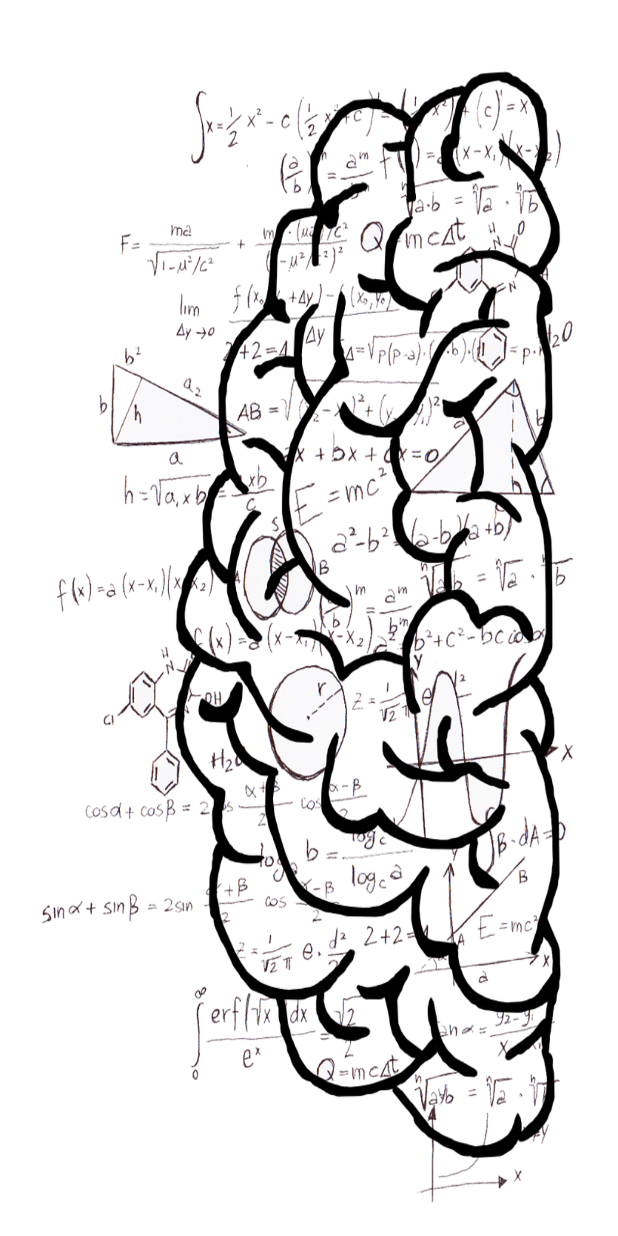
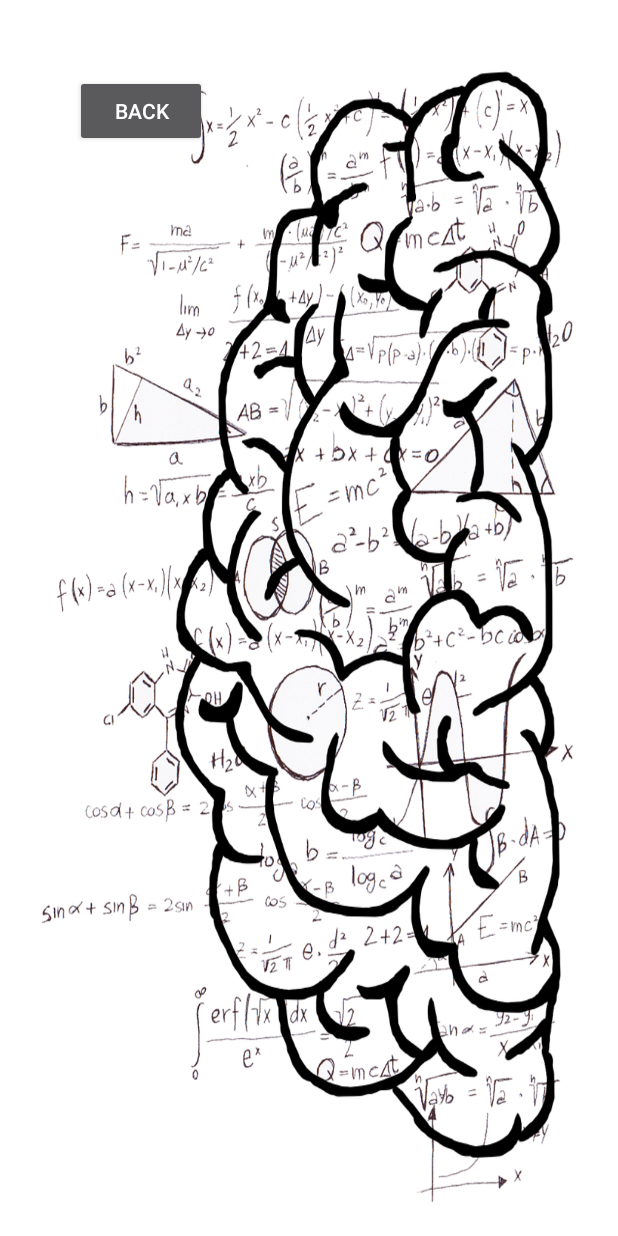
Before and after one commit to ImmortalPharaoh7/Maths101, an Android app: the fragment IncorrectAnswerFragment shown on its own in the app's theme, on a phone screen of 412 x 824 dp. Run offline under Robolectric (Android 15) with nearby library versions, the phone set to English and light mode, and no system bars.

Commit message:
IncorrectQuestion implemented almost fully

```diff
--- a/app/src/main/java/com/abdallahmeebed/maths101/WelcomeActivity.java
+++ b/app/src/main/java/com/abdallahmeebed/maths101/WelcomeActivity.java
@@ -73,7 +73,7 @@ public class  WelcomeActivity extends AppCompatActivity{
             fragmentTransaction.replace(android.R.id.content, expertLifeFragment);
         } else if (view == findViewById(R.id.question30Button)){
             numberQuestionFragment = new NumberQuestionFragment();
-            numberQuestionFragment.setupQuestion(getString(R.string.question30Prompt), 16);
+            numberQuestionFragment.setupQuestion(getString(R.string.question30Prompt), 16, R.drawable.question30);
             fragmentTransaction.replace(android.R.id.content, numberQuestionFragment);
         } else if (view == findViewById(R.id.numberQuestionValidate)){
             numberQuestionFragment.checkAnswer();
--- a/app/src/main/java/com/abdallahmeebed/maths101/fragments/IncorrectAnswerFragment.java
+++ b/app/src/main/java/com/abdallahmeebed/maths101/fragments/IncorrectAnswerFragment.java
@@ -6,13 +6,29 @@ import android.support.annotation.Nullable;
 import android.view.LayoutInflater;
 import android.view.View;
 import android.view.ViewGroup;
+import android.widget.ImageView;
 
 import com.abdallahmeebed.maths101.R;
 
 
 public class IncorrectAnswerFragment extends Fragment {
+
+    private int answerImageId = 0;
+
+
+    //setting up the answer in an image form, won't be translatable though :(
+    public void setAnswerImage(int answerImageId){
+        this.answerImageId = answerImageId;
+    }
+
     @Override
     public View onCreateView(LayoutInflater inflater, @Nullable ViewGroup container, Bundle savedInstanceState) {
-        return inflater.inflate(R.layout.incorrect_answer_fragment, container, false);
+        View view = inflater.inflate(R.layout.incorrect_answer_fragment, container, false);
+        ImageView answerImage = view.findViewById(R.id.lifeNumberAnswer);
+        if (answerImageId != 0){
+            answerImage.setImageResource(answerImageId);
+        }
+
+        return view;
     }
 }
--- a/app/src/main/res/layout/incorrect_answer_fragment.xml
+++ b/app/src/main/res/layout/incorrect_answer_fragment.xml
@@ -6,23 +6,25 @@
     android:layout_height="match_parent"
     tools:layout_editor_absoluteY="25dp">
 
-    <RelativeLayout
-        android:id="@+id/relativeLayout"
-        android:layout_width="0dp"
-        android:layout_height="0dp"
-        android:layout_margin="20dp"
-        app:layout_constraintBottom_toBottomOf="parent"
-        app:layout_constraintEnd_toEndOf="parent"
-        app:layout_constraintStart_toStartOf="parent"
-        app:layout_constraintTop_toTopOf="parent">
 
         <ScrollView
             android:layout_width="match_parent"
             android:layout_height="wrap_content">
 
+            <HorizontalScrollView
+                android:layout_width="wrap_content"
+                android:layout_height="wrap_content"
+                android:layout_marginTop="30dp">
+                <LinearLayout
+                    android:layout_width="wrap_content"
+                    android:layout_height="wrap_content"
+                    android:orientation="vertical">
+
                     <ImageView
+                        android:id="@+id/lifeNumberAnswer"
                         android:layout_width="match_parent"
-                android:layout_height="wrap_content" />
+                        android:layout_height="wrap_content"
+                        android:contentDescription="@string/contentDescriptionAnswer" />
 
                     <Button
                         android:id="@+id/backIncorrectLifeButton"
@@ -34,6 +36,7 @@
                         android:layout_marginBottom="20dp"
                         android:onClick="welcomeButtonPressed"
                         android:text="@string/backButton" />
+                </LinearLayout>
+            </HorizontalScrollView>
         </ScrollView>
-    </RelativeLayout>
 </android.support.constraint.ConstraintLayout>
--- a/app/src/main/res/values/strings.xml
+++ b/app/src/main/res/values/strings.xml
@@ -24,7 +24,7 @@
     <string name="question30Prompt">An urn contains an even number of balls; half of the balls in the urn are white and the other half black. If three balls are drawn at the same time from the urn, the probability of drawing 3 balls of the same color is 20%. How many balls are there in the urn before any balls are drawn?</string>
     <string name="validateButton">Validate</string>
     <string name="correct">Correct!</string>
-    <string name="emptyNumber">Please enter a number</string>
+    <string name="emptyNumber">Please enter a number between 0 and (2^32)-1</string>
     <string name="hintNumber">Enter your answer here</string>
     <string name="instructions">Maths 101 is a game about showing different uses of maths in real life situations. Start playing by selecting a level and a subject you want to test your knowledge on. You can later prove your skills by applying your knowledge into real life situations by pressing the \"Real Life Situations\" under the level of your choice.\n\nNote: This game requires you to have at least studied some basics of the question you\'re answering as it doesn\'t go through basic methods. Please round your answers to the 2 decimal places.</string>
     <string name="question31Button">Meet me halfway</string>
@@ -37,4 +37,5 @@
     <string name="question34Prompt">Consider a deck of 63 cards, different from one another. Define a shuffle on the deck as follows: take the first 31 cards of the deck and place them one after the other in between each pair of the remaining 32 cards. After a shuffle, you obtain a new arrangement of the deck. How many times does the shuffle have to be repeated in order to return to the initial arrangement of the cards in the deck?</string>
     <string name="question35Button">Bird problem</string>
     <string name="question35Prompt">A man buys 30 birds for 30 denari. He is able to choose from partridges, pigeons, and sparrows [which are three types of birds; he chooses at least one bird for each type]. A partridge costs 3 denari, a pigeon costs 2 denari, and 2 sparrows cost 1 denaro (i.e. 1 sparrow costs ½ a denaro). How many sparrows did the man buy?</string>
+    <string name="contentDescriptionAnswer">This is the answer to that question, content description is currently work in progress</string>
 </resources>
```
Also changed, not shown: app/src/main/java/com/abdallahmeebed/maths101/fragments/NumberQuestionFragment.java (+12 -1 lines), app/src/main/res/drawable/question30.png (added). Lines whose indentation alone changed are shown as unchanged.
